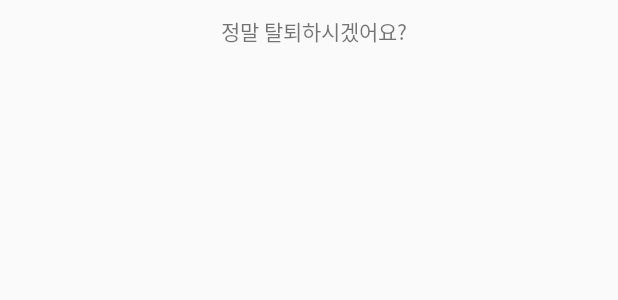
After one commit to ChaaaChaaa/InstantFoodsReviewApp, an Android app: the layout dialog_secession.xml on its own in the app's theme, with its tools: preview values and no code run, on a phone screen of 412 x 824 dp. The commit adds this screen. Shown: the top 300 px of the screen. Run offline under Robolectric (Android 15) with nearby library versions, the phone set to English and light mode, and no system bars.

Commit message:
[ADD] secession dialog

```diff
--- a/app/src/main/java/com/myapp/instantfoodsreviewapp/activity/EmailLoginActivity.java
+++ b/app/src/main/java/com/myapp/instantfoodsreviewapp/activity/EmailLoginActivity.java
@@ -139,7 +139,7 @@ public class EmailLoginActivity extends AppCompatActivity implements View.OnClic
                 @Override
                 public void onResponse(Call<ApiResultDto> call, Response<ApiResultDto> response) {
                     if (response.isSuccessful()) {
-                        userPreference.putString(KEY_TOKEN, sendToken);
+                        userPreference.putString(Config.KEY_TOKEN, sendToken);
                         ApiResultDto loginData = response.body();
                         String token = loginData.getResultData().get("user_token").getAsString();
                         if ((Const.isNullOrEmptyString(token))) {
--- a/app/src/main/java/com/myapp/instantfoodsreviewapp/fragment/ChangePasswordDialog.java
+++ b/app/src/main/java/com/myapp/instantfoodsreviewapp/fragment/ChangePasswordDialog.java
@@ -2,7 +2,6 @@ package com.myapp.instantfoodsreviewapp.fragment;
 
 import android.app.Dialog;
 import android.content.DialogInterface;
-import android.content.SharedPreferences;
 import android.os.Bundle;
 import android.util.Log;
 import android.view.LayoutInflater;
@@ -18,7 +17,6 @@ import com.google.gson.Gson;
 import com.google.gson.JsonObject;
 import com.myapp.instantfoodsreviewapp.R;
 import com.myapp.instantfoodsreviewapp.model.ChangePasswordData;
-import com.myapp.instantfoodsreviewapp.model.UserAccountData;
 import com.myapp.instantfoodsreviewapp.model.entity.ApiResultDto;
 import com.myapp.instantfoodsreviewapp.preference.UserPreference;
 import com.myapp.instantfoodsreviewapp.restapi.RetrofitClient;
@@ -42,7 +40,7 @@ public class ChangePasswordDialog extends AppCompatDialogFragment {
     public Dialog onCreateDialog(Bundle savedInstanceState) {
 
         LayoutInflater inflater = getActivity().getLayoutInflater();
-        View view = inflater.inflate(R.layout.layout_change_password_dialog, null);
+        View view = inflater.inflate(R.layout.dialog_change_password, null);
         init(view);
         initPreference();
         AlertDialog alertDialog = new AlertDialog.Builder(getActivity())
--- a/app/src/main/java/com/myapp/instantfoodsreviewapp/restapi/RetrofitInterface.java
+++ b/app/src/main/java/com/myapp/instantfoodsreviewapp/restapi/RetrofitInterface.java
@@ -38,4 +38,8 @@ public interface RetrofitInterface {
                               @Field("original_password") String originPassword,
                               @Field("request_password") String requestPassword);
 
+
+    @POST("v1/user/secession")
+    Call<ApiResultDto> secession(@Header("authorization") String token);
+
 }
--- /dev/null
+++ b/app/src/main/res/layout/dialog_secession.xml
@@ -0,0 +1,21 @@
+<?xml version="1.0" encoding="utf-8"?>
+<androidx.constraintlayout.widget.ConstraintLayout
+    xmlns:android="http://schemas.android.com/apk/res/android"
+    xmlns:app="http://schemas.android.com/apk/res-auto"
+    android:paddingTop="10dp"
+    android:paddingLeft="10dp"
+    android:paddingBottom="10dp"
+    android:layout_width="match_parent"
+    android:layout_height="match_parent">
+
+    <TextView
+        android:id="@+id/tv_ask_secession"
+        android:layout_width="match_parent"
+        android:layout_height="wrap_content"
+        android:gravity="center"
+        android:text="정말 탈퇴하시겠어요? "
+        app:layout_constraintEnd_toEndOf="parent"
+        app:layout_constraintStart_toStartOf="parent"
+        app:layout_constraintTop_toTopOf="parent" />
+
+</androidx.constraintlayout.widget.ConstraintLayout>
```
Also changed, not shown: app/src/main/java/com/myapp/instantfoodsreviewapp/fragment/MyPageFragment.java (+12 -7 lines), app/src/main/java/com/myapp/instantfoodsreviewapp/fragment/SecessionDialog.java (added, +90 -0 lines), app/src/main/res/layout/dialog_change_password.xml (renamed from app/src/main/res/layout/layout_change_password_dialog.xml).
